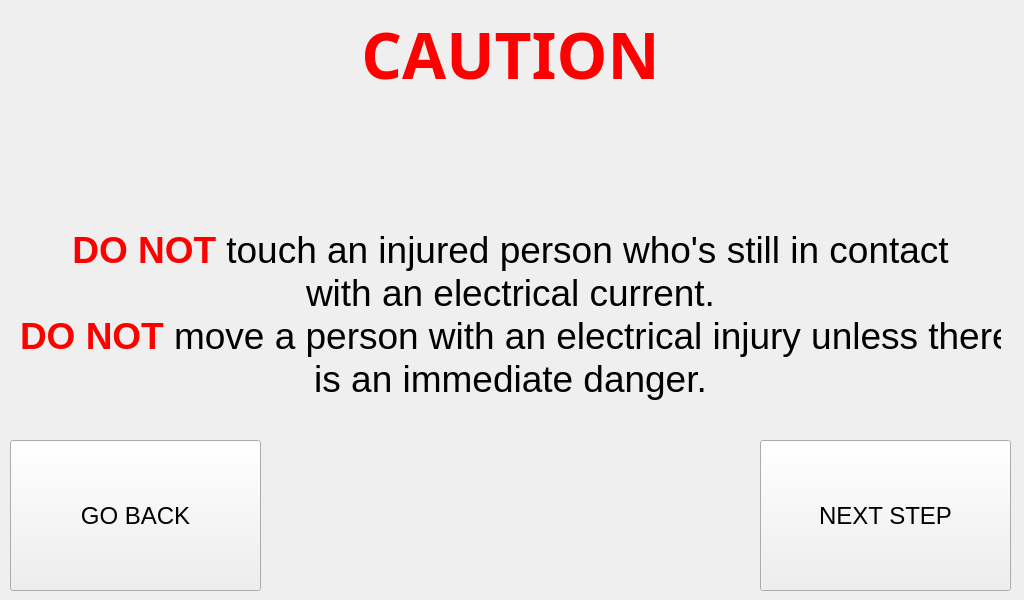
This is RASPI/injuries/electric_shock_caution.ui in Pwersa/Medical-Cabinet as Qt 5 draws it before an edit. The edited form follows.
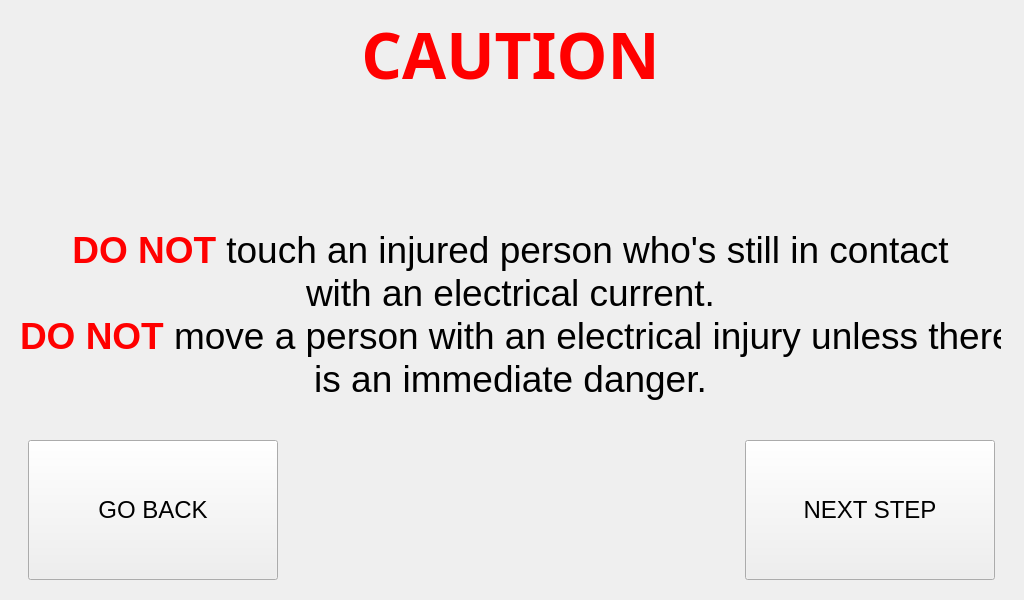
This is the edited form.

The edit to the form file:
```diff
--- a/RASPI/injuries/electric_shock_caution.ui
+++ b/RASPI/injuries/electric_shock_caution.ui
@@ -110,12 +110,24 @@
    <widget class="QPushButton" name="next_step_button">
     <property name="geometry">
      <rect>
-      <x>760</x>
+      <x>745</x>
       <y>440</y>
-      <width>251</width>
-      <height>151</height>
+      <width>250</width>
+      <height>140</height>
      </rect>
     </property>
+    <property name="minimumSize">
+     <size>
+      <width>250</width>
+      <height>140</height>
+     </size>
+    </property>
+    <property name="maximumSize">
+     <size>
+      <width>250</width>
+      <height>140</height>
+     </size>
+    </property>
     <property name="font">
      <font>
       <pointsize>18</pointsize>
@@ -131,12 +143,24 @@
    <widget class="QPushButton" name="go_back_button">
     <property name="geometry">
      <rect>
-      <x>10</x>
+      <x>28</x>
       <y>440</y>
-      <width>251</width>
-      <height>151</height>
+      <width>250</width>
+      <height>140</height>
      </rect>
     </property>
+    <property name="minimumSize">
+     <size>
+      <width>250</width>
+      <height>140</height>
+     </size>
+    </property>
+    <property name="maximumSize">
+     <size>
+      <width>250</width>
+      <height>140</height>
+     </size>
+    </property>
     <property name="font">
      <font>
       <pointsize>18</pointsize>
```
